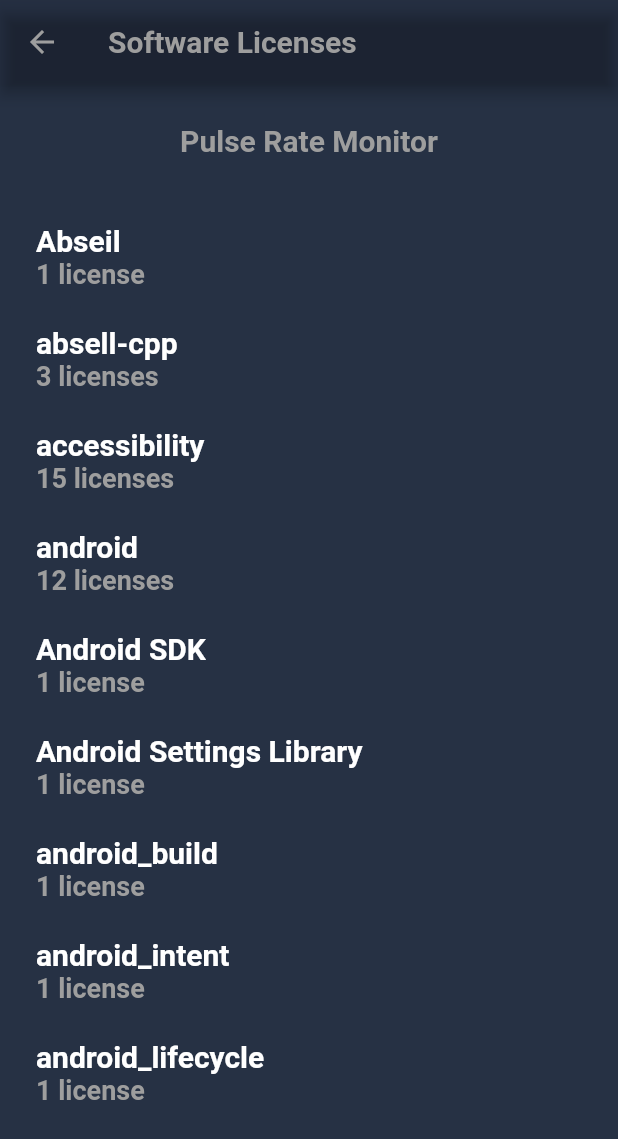
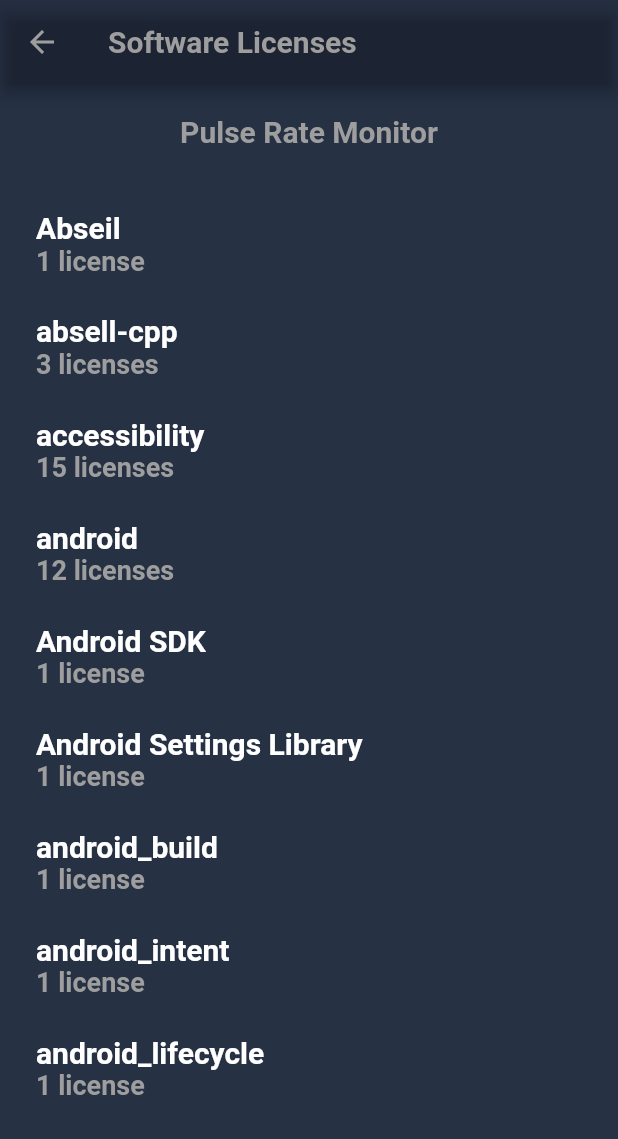
Before and after one commit to Harishwarrior/pulse_rate_monitor, a Flutter app: the SoftwareLicenses screen opened directly, on a phone screen of 412 x 824 dp. Shown: the top 1139 px of the screen. Run offline on Flutter 3.47's test engine with Material 2 defaults, Android fonts, the phone set to English and light mode, and no system bars; our stand-ins replace charts_flutter, flutter_riverpod, percent_indicator, wakelock; missing offline and left inert: flutter_better_camera.

Commit message:
Changes made for responsiveness

```diff
--- a/lib/view/aboutUs.dart
+++ b/lib/view/aboutUs.dart
@@ -13,6 +13,7 @@ class AboutUs extends StatelessWidget {
 
   @override
   Widget build(BuildContext context) {
+    final height = MediaQuery.of(context).size.height;
     return Scaffold(
       resizeToAvoidBottomInset: false,
       appBar: AppBar(
--- a/lib/view/setting.dart
+++ b/lib/view/setting.dart
@@ -15,7 +15,7 @@ class Settings extends ConsumerWidget {
   @override
   Widget build(BuildContext context, WidgetRef ref) {
     final isDarkMode = ref.watch(isDarkModeProvider);
-
+    final height = MediaQuery.of(context).size.height;
     return Scaffold(
       appBar: AppBar(
         backgroundColor: Colors.transparent,
--- a/lib/view/utils/AboutPage/privacyPolicy.dart
+++ b/lib/view/utils/AboutPage/privacyPolicy.dart
@@ -11,6 +11,7 @@ class PrivacyPolicy extends StatelessWidget {
 
   @override
   Widget build(BuildContext context) {
+    final height = MediaQuery.of(context).size.height;
     return Scaffold(
       resizeToAvoidBottomInset: false,
       appBar: AppBar(
@@ -37,10 +38,7 @@ class PrivacyPolicy extends StatelessWidget {
           crossAxisAlignment: CrossAxisAlignment.center,
           children: [
             SizedBox(
-              height: 15,
-            ),
-            SizedBox(
-              height: 18,
+              height: height * 0.05,
             ),
             Padding(
               padding: const EdgeInsets.fromLTRB(47, 47, 47, 16),
--- a/lib/view/utils/AboutPage/softwareLicenses.dart
+++ b/lib/view/utils/AboutPage/softwareLicenses.dart
@@ -11,6 +11,7 @@ class SoftwareLicenses extends StatelessWidget {
 
   @override
   Widget build(BuildContext context) {
+    final height = MediaQuery.of(context).size.height;
     return Scaffold(
       resizeToAvoidBottomInset: false,
       appBar: AppBar(
@@ -42,7 +43,7 @@ class SoftwareLicenses extends StatelessWidget {
             crossAxisAlignment: CrossAxisAlignment.start,
             children: [
               SizedBox(
-                height: 18,
+                height: height * 0.015,
               ),
               Center(
                 child: Text(
@@ -55,7 +56,7 @@ class SoftwareLicenses extends StatelessWidget {
                 ),
               ),
               SizedBox(
-                height: 44,
+                height: height * 0.05,
               ),
               Text(
                 "Abseil",
@@ -74,7 +75,7 @@ class SoftwareLicenses extends StatelessWidget {
                 ),
               ),
               SizedBox(
-                height: 24,
+                height: height * 0.03,
               ),
               Text(
                 "absell-cpp",
@@ -93,7 +94,7 @@ class SoftwareLicenses extends StatelessWidget {
                 ),
               ),
               SizedBox(
-                height: 24,
+                height: height * 0.03,
               ),
               Text(
                 "accessibility",
@@ -112,7 +113,7 @@ class SoftwareLicenses extends StatelessWidget {
                 ),
               ),
               SizedBox(
-                height: 24,
+                height: height * 0.03,
               ),
               Text(
                 "android",
@@ -131,7 +132,7 @@ class SoftwareLicenses extends StatelessWidget {
                 ),
               ),
               SizedBox(
-                height: 24,
+                height: height * 0.03,
               ),
               Text(
                 "Android SDK",
@@ -150,7 +151,7 @@ class SoftwareLicenses extends StatelessWidget {
                 ),
               ),
               SizedBox(
-                height: 24,
+                height: height * 0.03,
               ),
               Text(
                 "Android Settings Library",
@@ -169,7 +170,7 @@ class SoftwareLicenses extends StatelessWidget {
                 ),
               ),
               SizedBox(
-                height: 24,
+                height: height * 0.03,
               ),
               Text(
                 "android_build",
@@ -188,7 +189,7 @@ class SoftwareLicenses extends StatelessWidget {
                 ),
               ),
               SizedBox(
-                height: 24,
+                height: height * 0.03,
               ),
               Text(
                 "android_intent",
@@ -207,7 +208,7 @@ class SoftwareLicenses extends StatelessWidget {
                 ),
               ),
               SizedBox(
-                height: 24,
+                height: height * 0.03,
               ),
               Text(
                 "android_lifecycle",
--- a/lib/view/utils/AboutPage/termsOfServices.dart
+++ b/lib/view/utils/AboutPage/termsOfServices.dart
@@ -16,6 +16,7 @@ class TermsOfServices extends StatelessWidget {
 
   @override
   Widget build(BuildContext context) {
+    final height = MediaQuery.of(context).size.height;
     return Scaffold(
       resizeToAvoidBottomInset: false,
       appBar: AppBar(
@@ -42,10 +43,7 @@ class TermsOfServices extends StatelessWidget {
           crossAxisAlignment: CrossAxisAlignment.center,
           children: [
             SizedBox(
-              height: 15,
-            ),
-            SizedBox(
-              height: 18,
+              height: height * 0.05,
             ),
             Padding(
               padding: const EdgeInsets.fromLTRB(47, 47, 47, 16),
```
